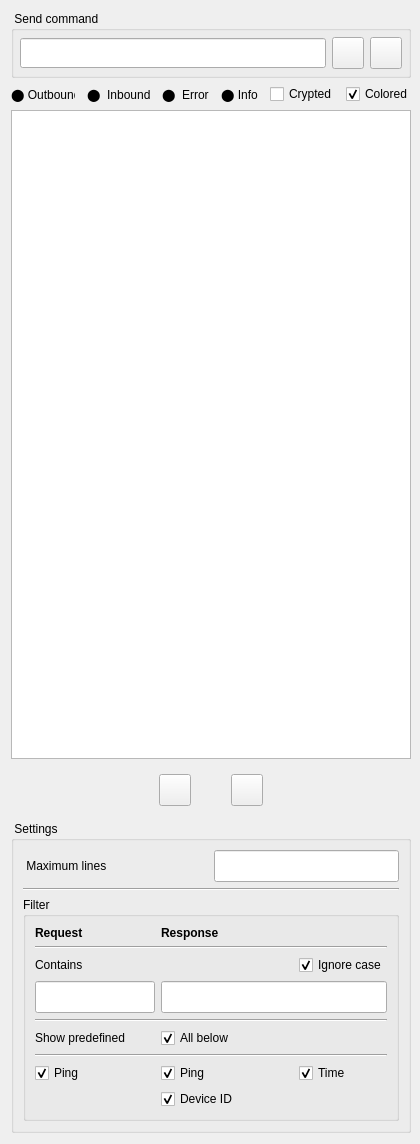
Qt form src/ui/debug.ui (AceOfSnakes/NetRC) before a commit.
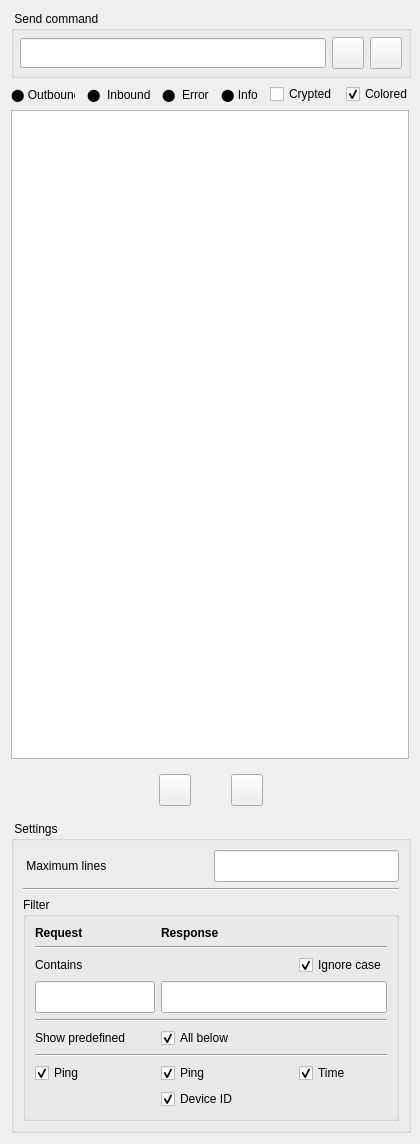
The same form after that commit. Icons and pictures are not drawn.

Commit message: Replace main debug widget

The edit to the form file:
```diff
--- a/src/ui/debug.ui
+++ b/src/ui/debug.ui
@@ -229,24 +229,17 @@
     </layout>
    </item>
    <item>
-    <widget class="QTextEdit" name="textEdit">
-     <property name="sizePolicy">
-      <sizepolicy hsizetype="Fixed" vsizetype="Expanding">
-       <horstretch>0</horstretch>
-       <verstretch>0</verstretch>
-      </sizepolicy>
-     </property>
+    <widget class="QListWidget" name="listWidget">
      <property name="minimumSize">
       <size>
-       <width>400</width>
+       <width>0</width>
        <height>480</height>
       </size>
      </property>
-     <property name="focusPolicy">
-      <enum>Qt::FocusPolicy::NoFocus</enum>
-     </property>
-     <property name="sizeAdjustPolicy">
-      <enum>QAbstractScrollArea::SizeAdjustPolicy::AdjustToContents</enum>
+     <property name="font">
+      <font>
+       <pointsize>9</pointsize>
+      </font>
      </property>
     </widget>
    </item>
```
Left out of the diff: 4 changed lines with no effect on the pictures. The commit also changes 3 other files.
